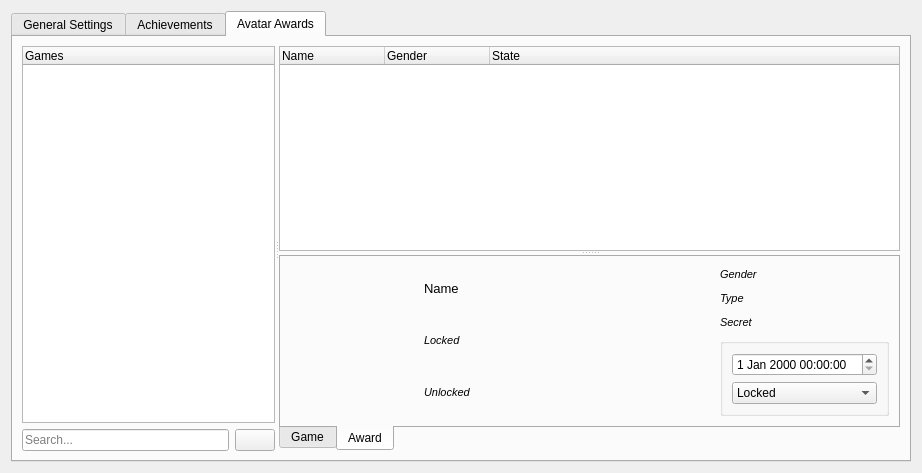
Old version of the form Velocity/profileeditor.ui in the repository hetelek/Velocity.
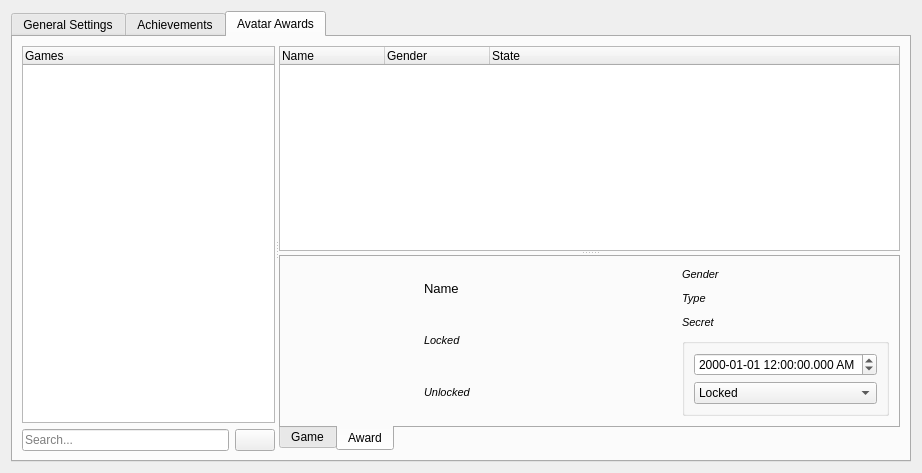
New version of the form. The open tabs and pages were chosen to show the change. Icons and pictures are not drawn.

What changed in the file:
```diff
--- a/Velocity/profileeditor.ui
+++ b/Velocity/profileeditor.ui
@@ -1492,7 +1492,17 @@
                    </property>
                    <layout class="QVBoxLayout" name="verticalLayout_10">
                     <item>
-                     <widget class="QDateTimeEdit" name="dteAwTimestamp"/>
+                     <widget class="QDateTimeEdit" name="dteAwTimestamp">
+                      <property name="sizePolicy">
+                       <sizepolicy hsizetype="MinimumExpanding" vsizetype="Fixed">
+                        <horstretch>0</horstretch>
+                        <verstretch>0</verstretch>
+                       </sizepolicy>
+                      </property>
+                      <property name="displayFormat">
+                       <string>yyyy-MM-dd hh:mm:ss.zzz AP</string>
+                      </property>
+                     </widget>
                     </item>
                     <item>
                      <widget class="QComboBox" name="cmbxAwState">
```
